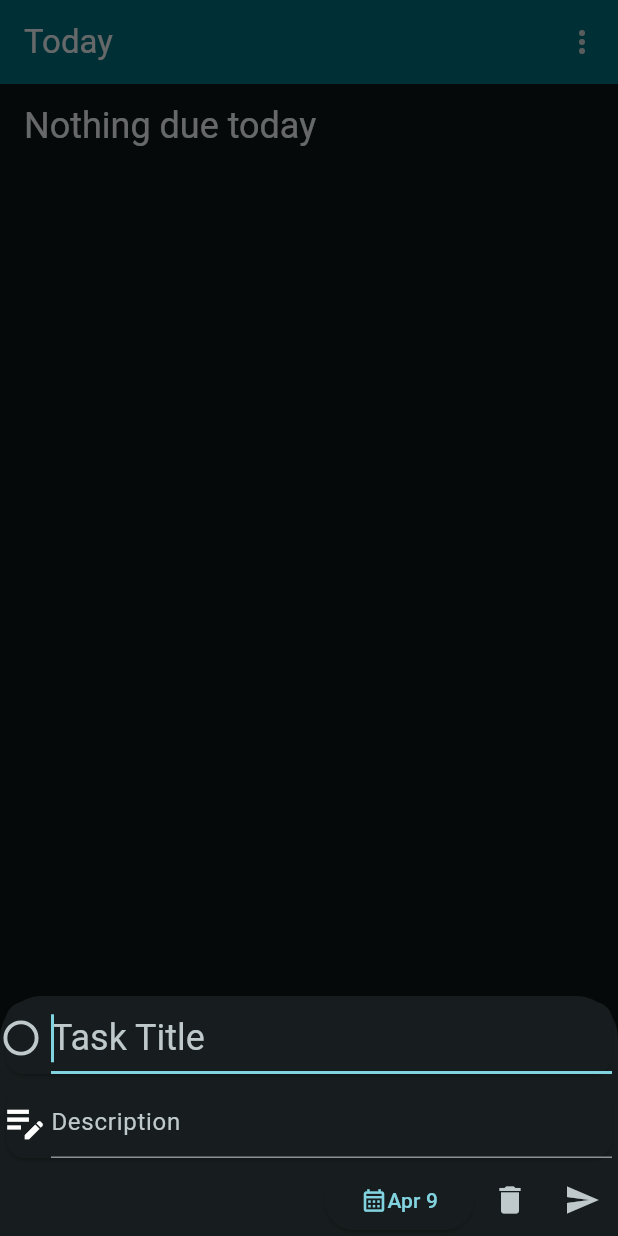
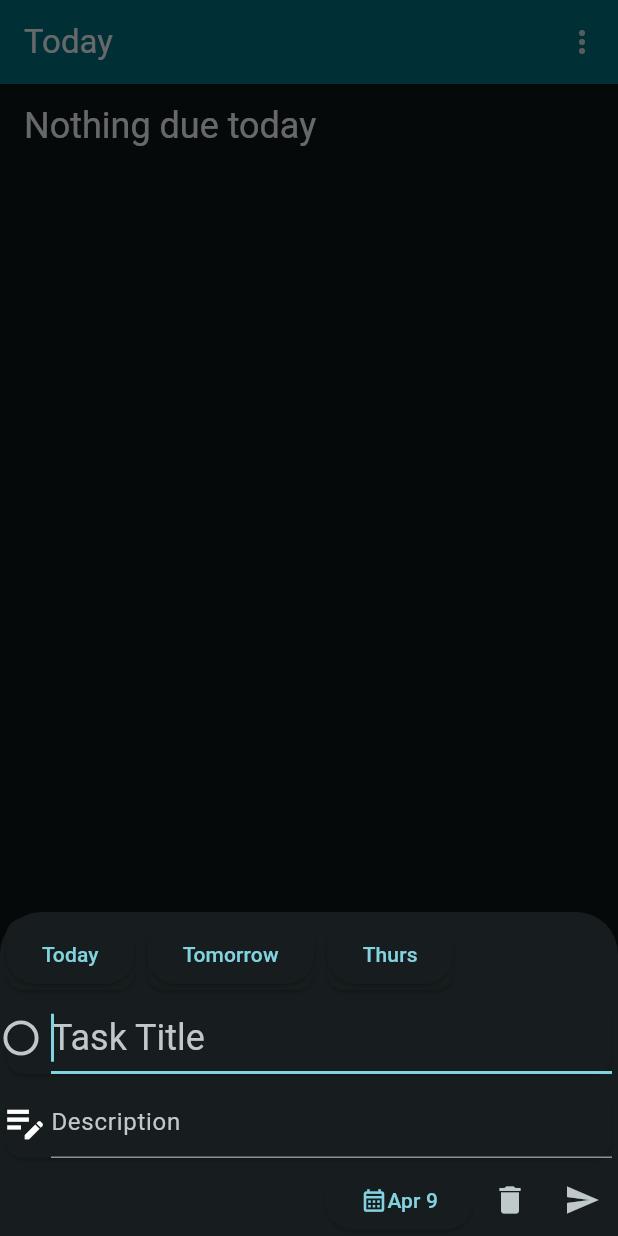
Before and after one commit to Cobeasta/Todo-List-App, a Flutter app: the screen it shows after launch, after a tap on the "more vert" icon, after a tap on "Delete Completed", after a tap on the "add" icon, on a phone screen of 412 x 824 dp. Run offline on Flutter 3.47's test engine with Material 3 defaults, Android fonts, the phone set to English and light mode, and no system bars; our stand-ins replace floor, get_it, loading_animation_widget, shared_preferences, sqflite; accounts and stored records are empty; generated files the repository leaves out were written again.

Commit message:
some organization

```diff
--- a/todo_list/lib/Settings.dart
+++ b/todo_list/lib/Settings.dart
@@ -1,5 +1,5 @@
 import 'package:shared_preferences/shared_preferences.dart';
-import 'package:todo_list/task/taskList/TaskListVM.dart';
+import 'package:todo_list/task/taskList/task_list_vm.dart';
 
 
 class Settings {
--- a/todo_list/lib/database/AppDatabase.dart
+++ b/todo_list/lib/database/AppDatabase.dart
@@ -3,7 +3,7 @@ import 'package:floor/floor.dart';
 import 'package:todo_list/database/tables/task.dart';
 
 import 'package:sqflite/sqflite.dart' as sqflite;
-import 'package:todo_list/database/typeConverters/DateTimeConverter.dart';
+import 'package:todo_list/database/typeConverters/date_time_converter.dart';
 
 part 'AppDatabase.g.dart'; // the generated code will be there
 
--- a/todo_list/lib/database/tables/task.dart
+++ b/todo_list/lib/database/tables/task.dart
@@ -1,5 +1,6 @@
 import 'package:floor/floor.dart';
-import 'package:todo_list/database/typeConverters/DateTimeConverter.dart';
+import 'package:todo_list/database/typeConverters/date_time_converter.dart';
+import 'package:todo_list/date_utils.dart';
 
 /// Classes/data for relational representation of a task, accessing tasks in database
 @Entity(tableName: Task.tableName)
@@ -26,7 +27,7 @@ class Task{
       : id = null,
         title = "",
         description = "",
-        deadline = DateTimeConverter.today(),
+        deadline = TaskListDateUtils.today(),
         completedDate = null;
 }
 @dao
--- /dev/null
+++ b/todo_list/lib/date_utils.dart
@@ -0,0 +1,64 @@
+import 'package:intl/intl.dart';
+
+class TaskListDateUtils {
+  static DateTime today() {
+    DateTime now = DateTime.now();
+    return DateTime(now.year, now.month, now.day);
+  }
+
+  static DateTime tomorrow() {
+    DateTime now = DateTime.now();
+    return DateTime(now.year, now.month, now.day + 1);
+  }
+
+  static DateTime daysFromToday(int offset) {
+    DateTime now = DateTime.now();
+    return DateTime(now.year, now.month, now.day + offset);
+  }
+
+  static String formatDate(DateTime dateTime) {
+    String month = DateFormat.MMM().format(dateTime);
+    String day = DateFormat.d().format(dateTime);
+    return "$month $day";
+  }
+
+  static String getWeekday(DateTime dateTime) {
+    String dayStr;
+    switch (dateTime.weekday) {
+      case 1:
+        dayStr = "Mon";
+        break;
+      case 2:
+        dayStr = "Tues";
+        break;
+      case 3:
+        dayStr = "Wed";
+        break;
+      case 4:
+        dayStr = "Thurs";
+        break;
+      case 5:
+        dayStr = "Fri";
+        break;
+      case 6:
+        dayStr = "Sat";
+        break;
+      case 7:
+        dayStr = "Sun";
+        break;
+      default:
+        dayStr = "UNKNOWN";
+        break;
+    }
+    return dayStr;
+  }
+
+  static int daysUntil(DateTime date) {
+    return compareDates(date, today());
+  }
+
+  static int compareDates(DateTime key1, DateTime key2) {
+    return int.parse("${key1.year}${key1.month}${key1.day}") -
+        int.parse("${key2.year}${key2.month}${key2.day}");
+  }
+}
--- a/todo_list/lib/task/editTask/EditTaskModal.dart
+++ b/todo_list/lib/task/editTask/edit_task_modal.dart
@@ -1,9 +1,9 @@
 
 import 'package:flutter/material.dart';
-import 'package:todo_list/task/TaskModel.dart';
-import 'package:todo_list/task/taskList/TaskListVM.dart';
+import 'package:todo_list/task/task_model.dart';
+import 'package:todo_list/task/taskList/task_list_vm.dart';
 
-import 'EditTaskView.dart';
+import 'edit_task_view.dart';
 
 class EditTaskModal extends StatefulWidget {
   final TaskModel _task;
--- a/todo_list/lib/task/editTask/EditTaskView.dart
+++ b/todo_list/lib/task/editTask/edit_task_view.dart
@@ -1,11 +1,11 @@
 import 'package:flutter/material.dart';
 import 'package:todo_list/basic_widgets/TaskListCheckBox.dart';
-import 'package:todo_list/database/typeConverters/DateTimeConverter.dart';
-import 'package:todo_list/task/TaskModel.dart';
-import 'package:todo_list/task/taskList/TaskListVM.dart';
+import 'package:todo_list/date_utils.dart';
+import 'package:todo_list/task/task_model.dart';
+import 'package:todo_list/task/taskList/task_list_vm.dart';
 
-import 'EditTaskModal.dart';
-import 'EditTaskVM.dart';
+import 'edit_task_modal.dart';
+import 'edit_task_vm.dart';
 
 class EditTaskModalView extends State<EditTaskModal> {
   late EditTaskVM _viewmodel;
@@ -29,8 +29,38 @@ class EditTaskModalView extends State<EditTaskModal> {
   }
 
   Widget buildFormItems(BuildContext context) {
+    DateTime in2Days = TaskListDateUtils.daysFromToday(2);
+
     return Column(
       children: [
+        Row(
+          children: [
+            Card(
+              child: ElevatedButton(
+                onPressed: () {
+                  _viewmodel.updateDeadline(TaskListDateUtils.today());
+                },
+                child: const Text("Today"),
+              ),
+            ),
+            Card(
+              child: ElevatedButton(
+                onPressed: () {
+                  _viewmodel.updateDeadline(TaskListDateUtils.tomorrow());
+                },
+                child: const Text("Tomorrow"),
+              ),
+            ),
+            Card(
+              child: ElevatedButton(
+                onPressed: () {
+                  _viewmodel.updateDeadline(TaskListDateUtils.tomorrow());
+                },
+                child:  Text(TaskListDateUtils.getWeekday(in2Days)),
+              ),
+            ),
+          ],
+        ),
         buildFormItem(
           context,
           leading: TaskListCheckBox(_viewmodel.isCompleted,
@@ -71,7 +101,7 @@ class EditTaskModalView extends State<EditTaskModal> {
             child: Row(
               children: [
                 const Icon(Icons.calendar_month_outlined),
-                Text(formatDate(_viewmodel.deadline)),
+                Text(TaskListDateUtils.formatDate(_viewmodel.deadline)),
               ],
             )),
         IconButton(
@@ -110,11 +140,11 @@ class EditTaskModalView extends State<EditTaskModal> {
   void _selectDate(BuildContext context) async {
     final DateTime? picked = await showDatePicker(
         context: context,
-        initialDate: DateTimeConverter.today(),
-        firstDate: DateTimeConverter.today(),
+        initialDate: TaskListDateUtils.today(),
+        firstDate: TaskListDateUtils.today(),
         lastDate: DateTime(DateTime.timestamp().year + 5),);
     if (picked == null) {
-      _viewmodel.updateDeadline(DateTimeConverter.today());
+      _viewmodel.updateDeadline(TaskListDateUtils.today());
     } else {
       _viewmodel.updateDeadline(picked);
     }
--- a/todo_list/lib/task/editTask/EditTaskVM.dart
+++ b/todo_list/lib/task/editTask/edit_task_vm.dart
@@ -1,8 +1,8 @@
 import 'package:flutter/material.dart';
 import 'package:todo_list/main.dart';
-import 'package:todo_list/task/TaskModel.dart';
+import 'package:todo_list/task/task_model.dart';
 import 'package:todo_list/task/task_repository.dart';
-import 'package:todo_list/task/taskList/TaskListVM.dart';
+import 'package:todo_list/task/taskList/task_list_vm.dart';
 
 class EditTaskVM extends ChangeNotifier {
   late TaskRepository _repository;
--- a/todo_list/lib/task/taskList/taskListItem/TaskListItem.dart
+++ b/todo_list/lib/task/taskList/taskListItem/task_list_item.dart
@@ -1,7 +1,7 @@
 import 'package:flutter/material.dart';
-import 'package:todo_list/task/taskList/TaskListVM.dart';
-import 'package:todo_list/task/taskList/taskListItem/TaskListItemView.dart';
-import 'package:todo_list/task/TaskModel.dart';
+import 'package:todo_list/task/taskList/task_list_vm.dart';
+import 'package:todo_list/task/taskList/taskListItem/task_list_item_view.dart';
+import 'package:todo_list/task/task_model.dart';
 
 /// Entry state for task list item
 class TaskListItemWidget extends StatefulWidget {
--- a/todo_list/lib/task/taskList/taskListItem/TaskListItemVM.dart
+++ b/todo_list/lib/task/taskList/taskListItem/task_list_item_vm.dart
@@ -1,7 +1,7 @@
 import 'package:flutter/material.dart';
-import 'package:todo_list/task/TaskModel.dart';
-import 'package:todo_list/task/editTask/EditTaskView.dart';
-import 'package:todo_list/task/taskList/TaskListVM.dart';
+import 'package:todo_list/task/task_model.dart';
+import 'package:todo_list/task/editTask/edit_task_view.dart';
+import 'package:todo_list/task/taskList/task_list_vm.dart';
 
 /// View model for a single task
 class TaskListItemVM extends ChangeNotifier {
--- a/todo_list/lib/task/taskList/task_list_view.dart
+++ b/todo_list/lib/task/taskList/task_list_view.dart
@@ -4,13 +4,12 @@ import 'package:flutter/foundation.dart';
 import 'package:flutter/material.dart';
 import 'package:loading_animation_widget/loading_animation_widget.dart';
 import 'package:provider/provider.dart';
-import 'package:todo_list/database/typeConverters/DateTimeConverter.dart';
-import 'package:todo_list/main.dart';
-import 'package:todo_list/task/TaskModel.dart';
-import 'package:todo_list/task/editTask/EditTaskView.dart';
+import 'package:todo_list/date_utils.dart';
+import 'package:todo_list/task/task_model.dart';
+import 'package:todo_list/task/editTask/edit_task_view.dart';
 import 'package:todo_list/task/taskList/TaskList.dart';
-import 'package:todo_list/task/taskList/TaskListVM.dart';
-import 'package:todo_list/task/taskList/taskListItem/TaskListItem.dart';
+import 'package:todo_list/task/taskList/task_list_vm.dart';
+import 'package:todo_list/task/taskList/taskListItem/task_list_item.dart';
 
 class TaskListView extends State<TaskList> {
   late TaskListVM _vm;
@@ -45,8 +44,6 @@ class TaskListView extends State<TaskList> {
       print("TaskListView build");
     }
 
-
-
     return ChangeNotifierProvider<TaskListVM>.value(
         value: _vm,
         child: Consumer<TaskListVM>(
@@ -70,30 +67,6 @@ class TaskListView extends State<TaskList> {
         ));
   }
 
-  //  Main list
-  Widget buildBody(BuildContext context, TaskListVM vm) {
-
-    if (!vm.repositoryInitialized || vm.loading) {
-      return Stack(alignment: Alignment.topCenter, children: [
-        Positioned(
-            top: 70,
-            child:
-            LoadingAnimationWidget.staggeredDotsWave(color: Colors.white, size: 50)),
-      ]);
-    }
-    return RefreshIndicator(
-        onRefresh: vm.onRefresh,
-        child: ListView(
-            shrinkWrap: false,
-            physics: const AlwaysScrollableScrollPhysics(),
-            children: [
-              buildOverdue(context, vm),
-              buildToday(context, vm),
-              buildUpcoming(context, vm),
-              buildCompleted(context, vm),
-            ]));
-  }
-
   /**
    * Build overflow menu for appbar. Includes configurations for list view.
    */
@@ -102,48 +75,49 @@ class TaskListView extends State<TaskList> {
         controller: _overflowController,
         menuChildren: [
           SubmenuButton(
+            // submenu for task list view mode
             menuChildren: [
               RadioMenuButton(
                   value: TaskListModes.today,
                   groupValue: vm.mode,
-                  onChanged: (value) => vm.configure(mode: value),
+                  onChanged: (value) => vm.selectViewMode(TaskListModes.today),
                   child: const Text("Today")),
               RadioMenuButton(
                   value: TaskListModes.week,
                   groupValue: vm.mode,
-                  onChanged: (value) => vm.configure(mode: value),
+                  onChanged: (value) => vm.selectViewMode(TaskListModes.today),
                   child: const Text("Next 7 Days")),
               RadioMenuButton(
                   value: TaskListModes.upcoming,
                   groupValue: vm.mode,
-                  onChanged: (value) => vm.configure(mode: value),
+                  onChanged: (value) => vm.selectViewMode(TaskListModes.today),
                   child: const Text("Upcoming")),
             ],
             child: Text(
               "Mode",
               style: Theme.of(context).textTheme.bodyLarge,
             ),
-          ),
+          ), // TaskList mode select
           MenuItemButton(
             onPressed: () => vm.configure(showOverdue: !vm.showOverdue),
             leadingIcon: Icon(vm.showOverdue
                 ? Icons.check_box_rounded
                 : Icons.check_box_outline_blank_rounded),
             child: const Text("Show Overdue"),
-          ),
+          ), // Toggle showing overdue tasks
           MenuItemButton(
             onPressed: () => vm.configure(showCompleted: !vm.showCompleted),
             leadingIcon: Icon(vm.showCompleted
                 ? Icons.check_box_rounded
                 : Icons.check_box_outline_blank_rounded),
             child: const Text("Show Completed"),
-          ),
+          ), // toggle showing completed tasks
           MenuItemButton(
             child: const Text("Delete Completed"),
             onPressed: () {
               vm.deleteCompletedTasks();
             },
-          ),
+          ), // Action delete all completed tasks
         ],
         onOpen: () {},
         onClose: () {},
@@ -158,6 +132,32 @@ class TaskListView extends State<TaskList> {
           icon: const Icon(Icons.more_vert),
           tooltip: "Show menu",
         ));
+  }
+
+  /**
+   * Build main body. Top level activities like refreshing, loading,
+   * and building the whole list
+   */
+  Widget buildBody(BuildContext context, TaskListVM vm) {
+    if (!vm.repositoryInitialized || vm.loading) {
+      return Stack(alignment: Alignment.topCenter, children: [
+        Positioned(
+            top: 70,
+            child:
+                LoadingAnimationWidget.waveDots(color: Colors.white, size: 50)),
+      ]);
+    }
+    return RefreshIndicator(
+        onRefresh: vm.onRefresh,
+        child: ListView(
+            shrinkWrap: false,
+            physics: const AlwaysScrollableScrollPhysics(),
+            children: [
+              buildOverdue(context, vm),
+              buildToday(context, vm),
+              buildUpcoming(context, vm),
+              buildCompleted(context, vm),
+            ]));
   }
 
   /**
@@ -190,21 +190,21 @@ class TaskListView extends State<TaskList> {
    * Build today's tasks as a listview.
    */
   Widget buildToday(BuildContext context, TaskListVM vm) {
-    List<TaskModel> today = vm.getToday();
-    DateTime tod = DateTimeConverter.today();
+    List<TaskModel> tasks = vm.getToday();
+    DateTime tod = TaskListDateUtils.today();
 
-    return today.isNotEmpty
+    return tasks.isNotEmpty
         ? ListView(
             physics: const ClampingScrollPhysics(),
             shrinkWrap: true,
             children: [
               ListTile(
                 title: Text(
-                  "${formatDate(tod)} \u2022 ${vm.mode == TaskListModes.today ? getWeekday(tod) : "Today \u2022 ${getWeekday(tod)}"}",
+                  "${TaskListDateUtils.formatDate(tod)} \u2022 ${vm.mode == TaskListModes.today ? TaskListDateUtils.getWeekday(tod) : "Today \u2022 ${TaskListDateUtils.getWeekday(tod)}"}",
                   style: Theme.of(context).textTheme.bodyLarge,
                 ),
               ),
-              ...today.map((e) => TaskListItemWidget(e, vm)),
+              ...tasks.map((e) => TaskListItemWidget(e, vm)),
             ],
           )
         : vm.mode == TaskListModes.today
@@ -222,8 +222,6 @@ class TaskListView extends State<TaskList> {
     Map<DateTime, List<TaskModel>> upcoming = {};
     List<DateTime> taskDays = [];
 
-    DateTime tod = DateTimeConverter.today();
-
     if (vm.mode == TaskListModes.today) {
       return const SizedBox.shrink();
     }
@@ -240,9 +238,9 @@ class TaskListView extends State<TaskList> {
               DateTime date = taskDays[index];
               List<TaskModel> dayTasks = upcoming[date]!;
 
-              String dateStr = formatDate(date);
-              String weekday = getWeekday(date);
-              int relativeDay = daysUntil(date);
+              String dateStr = TaskListDateUtils.formatDate(date);
+              String weekday = TaskListDateUtils.getWeekday(date);
+              int relativeDay = TaskListDateUtils.daysUntil(date);
 
               String titleStr;
               if (relativeDay == 1) {
@@ -303,7 +301,7 @@ class TaskListView extends State<TaskList> {
     }
     completed = vm.getComplete();
     completed.sort(
-      (a, b) => compareDates(a.deadline, b.deadline),
+      (a, b) => TaskListDateUtils.compareDates(a.deadline, b.deadline),
     );
 
     return vm.showCompleted && completed.isNotEmpty
--- a/todo_list/lib/task/taskList/TaskListVM.dart
+++ b/todo_list/lib/task/taskList/task_list_vm.dart
@@ -1,27 +1,14 @@
 import 'dart:collection';
 
 import 'package:flutter/foundation.dart';
-import 'package:flutter/material.dart';
 import 'package:todo_list/Settings.dart';
-import 'package:todo_list/database/typeConverters/DateTimeConverter.dart';
+import 'package:todo_list/date_utils.dart';
 import 'package:todo_list/main.dart';
 
 import 'package:todo_list/task/task_repository.dart';
-import 'package:todo_list/task/TaskModel.dart';
+import 'package:todo_list/task/task_model.dart';
 
-/*class Setting<T> {
-  final String name;
-  T value;
-  final T defaultValue;
-  Settings settings;
 
-  void init() {
-
-  }
-  T get getValue => value;
-  Setting(this.name, this.defaultValue, this.value, this.settings);
-
-}*/
 
 enum TaskListModes {
   today(name: "Today", value: 0),
@@ -53,10 +40,10 @@ class TaskListVM extends ChangeNotifier {
       _settings.taskListShowCompleted; // flag show completed
 
   DateTime? get endDate {
-    DateTime tod = DateTimeConverter.today();
+    DateTime tod = TaskListDateUtils.today();
     switch (mode) {
       case TaskListModes.today:
-        return DateTimeConverter.tomorrow();
+        return TaskListDateUtils.tomorrow();
       case TaskListModes.week:
         return DateTime(tod.year, tod.month, tod.day + 8);
       case TaskListModes.upcoming:
@@ -66,39 +53,34 @@ class TaskListVM extends ChangeNotifier {
 
   TaskListVM();
 
+  /// Start initialization of taskListVM
   void init() {
     if (kDebugMode) {
       print("TaskListVM init");
     }
-    getIt.getAsync<Settings>().then((value) => initSettings(value));
-    getIt.getAsync<TaskRepository>().then((value) => initRepository(value));
-  }
-
-  void initSettings(Settings settings) {
+    getIt.getAsync<Settings>().then((settings) {
       _settings = settings;
       settingsInitialized = true;
       if (kDebugMode) {
         print("TaskListVM Settings initialized");
       }
       notifyListeners();
-  }
-
-  void initRepository(TaskRepository repository) {
+    });
+    getIt.getAsync<TaskRepository>().then((repository) {
       _repository = repository;
       repositoryInitialized = true;
       if (kDebugMode) {
         print("TaskListVM repository initialized");
       }
       getAllTasks();
+    });
   }
 
   void configure(
       {bool? showOverdue,
       TaskListModes? mode = TaskListModes.today,
       bool? showCompleted}) {
-    if (showOverdue != null) {
-      _settings.taskListShowOverdue = showOverdue;
-    }
+
     if (showCompleted != null) {
       _settings.taskListShowCompleted = showCompleted;
     }
@@ -107,6 +89,9 @@ class TaskListVM extends ChangeNotifier {
       _settings.taskListMode = mode;
     }
     notifyListeners();
+  }
+  selectViewMode(TaskListModes mode) {
+    _settings.taskListMode = mode;
   }
 
   void addTask(TaskModel model) {
@@ -176,7 +161,7 @@ class TaskListVM extends ChangeNotifier {
     return _tasks
         .where((e) {
           return !e.isComplete &&
-              compareDates(e.deadline, DateTimeConverter.today()) == 0;
+              TaskListDateUtils.compareDates(e.deadline, TaskListDateUtils.today()) == 0;
         })
         .toSet()
         .toList();
@@ -189,13 +174,13 @@ class TaskListVM extends ChangeNotifier {
       print("TaskListVM getUpcoming");
     }
     SplayTreeMap<DateTime, List<TaskModel>> groupedTasks =
-        SplayTreeMap(compareDates);
-    DateTime tod = DateTimeConverter.today();
+        SplayTreeMap(TaskListDateUtils.compareDates);
+    DateTime tod = TaskListDateUtils.today();
     // Get and filter tasks
     Set<TaskModel> filtered = _tasks.where((e) {
       return (!e.isComplete &&
           (showOverdue || !e.overdue) &&
-          compareDates(e.deadline, tod) > 0 &&
+          TaskListDateUtils.compareDates(e.deadline, tod) > 0 &&
           (endDate != null && (e.deadline.isBefore(endDate!)) ||
               endDate == null));
     }).toSet();
@@ -218,7 +203,7 @@ class TaskListVM extends ChangeNotifier {
     }
     return _tasks
         .where((e) =>
-            compareDates(e.deadline, DateTimeConverter.today()) < 0 &&
+    TaskListDateUtils.compareDates(e.deadline, TaskListDateUtils.today()) < 0 &&
             !e.isComplete)
         .toSet()
         .toList();
@@ -234,4 +219,6 @@ class TaskListVM extends ChangeNotifier {
   void onModalClose() {
     notifyListeners();
   }
+
+
 }
--- a/todo_list/lib/task/TaskModel.dart
+++ b/todo_list/lib/task/task_model.dart
@@ -1,5 +1,5 @@
 import 'package:todo_list/database/tables/task.dart';
-import 'package:todo_list/database/typeConverters/DateTimeConverter.dart';
+import 'package:todo_list/date_utils.dart';
 
 class TaskModel {
   TaskModel(Task task)
@@ -13,7 +13,7 @@ class TaskModel {
       : _id = null,
         _title = "",
         _description = "",
-        _deadline = DateTimeConverter.today(),
+        _deadline = TaskListDateUtils.today(),
         _completedDate = null;
 
   final int? _id;
@@ -31,7 +31,7 @@ class TaskModel {
   bool get isComplete => _completedDate != null;
 
   bool get overdue =>
-      _deadline.isBefore(DateTimeConverter.today()) && !isComplete;
+      _deadline.isBefore(TaskListDateUtils.today()) && !isComplete;
 
   DateTime get deadline => _deadline;
 
@@ -53,7 +53,7 @@ class TaskModel {
   void setComplete(bool? value) {
     if (value == null && _completedDate == null) {
       // completion not specified, task not complete
-      _completedDate = DateTimeConverter.today();
+      _completedDate = TaskListDateUtils.today();
     } else if (value == null && _completedDate != null) {
       // completion not specified, task incomplete
       _completedDate = null;
--- a/todo_list/lib/task/task_repository.dart
+++ b/todo_list/lib/task/task_repository.dart
@@ -1,5 +1,5 @@
 import 'package:todo_list/database/tables/task.dart';
-import 'package:todo_list/task/TaskModel.dart';
+import 'package:todo_list/task/task_model.dart';
 
 class TaskRepository {
    final TaskDao _taskDao;
```
Also changed, not shown: todo_list/lib/database/typeConverters/DateTimeConverter.dart (deleted, +0 -101 lines), todo_list/lib/database/typeConverters/date_time_converter.dart (added, +32 -0 lines), todo_list/lib/task/taskList/taskListItem/TaskListHeader.dart (deleted, +0 -19 lines), todo_list/lib/task/taskList/taskListItem/task_list_item_view.dart (renamed from todo_list/lib/task/taskList/taskListItem/TaskListItemView.dart, +5 -7 lines). Lines whose indentation alone changed are shown as unchanged.
